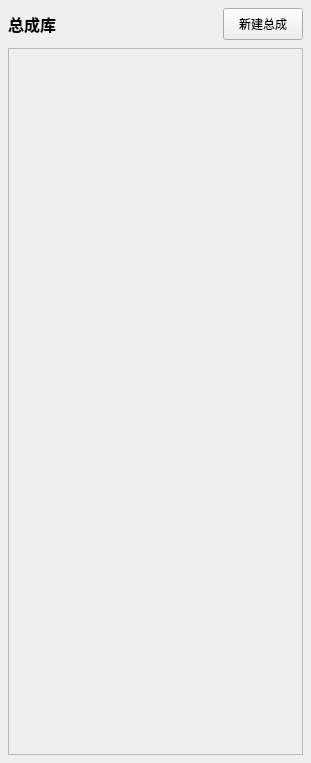
First picture: the form in SchemeGalleryWidget.ui, repository asd977/FlexSimulate, before the edit.
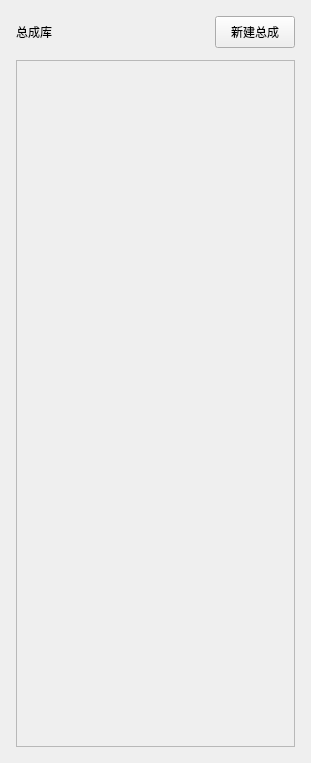
Second picture: the form after the edit. Icons and pictures are not drawn.

Commit message: Refine application styling for cleaner layout

Diff of the .ui file:
```diff
--- a/SchemeGalleryWidget.ui
+++ b/SchemeGalleryWidget.ui
@@ -15,27 +15,24 @@
   </property>
   <layout class="QVBoxLayout" name="verticalLayout_root">
    <property name="spacing">
-    <number>8</number>
+    <number>12</number>
    </property>
    <property name="leftMargin">
-    <number>8</number>
+    <number>16</number>
    </property>
    <property name="topMargin">
-    <number>8</number>
+    <number>16</number>
    </property>
    <property name="rightMargin">
-    <number>8</number>
+    <number>16</number>
    </property>
    <property name="bottomMargin">
-    <number>8</number>
+    <number>16</number>
    </property>
    <item>
     <layout class="QHBoxLayout" name="toolbarLayout">
      <item>
       <widget class="QLabel" name="titleLabel">
-       <property name="styleSheet">
-        <string notr="true">font-size:16px; font-weight:600;</string>
-       </property>
        <property name="text">
         <string>总成库</string>
        </property>
@@ -95,19 +92,19 @@
       </property>
       <layout class="QGridLayout" name="gridLayout">
        <property name="leftMargin">
-        <number>8</number>
+        <number>12</number>
        </property>
        <property name="topMargin">
-        <number>8</number>
+        <number>12</number>
        </property>
        <property name="rightMargin">
-        <number>8</number>
+        <number>12</number>
        </property>
        <property name="bottomMargin">
-        <number>8</number>
+        <number>12</number>
        </property>
        <property name="spacing">
-        <number>16</number>
+        <number>18</number>
        </property>
       </layout>
      </widget>
```
The commit also changes 3 other files.
